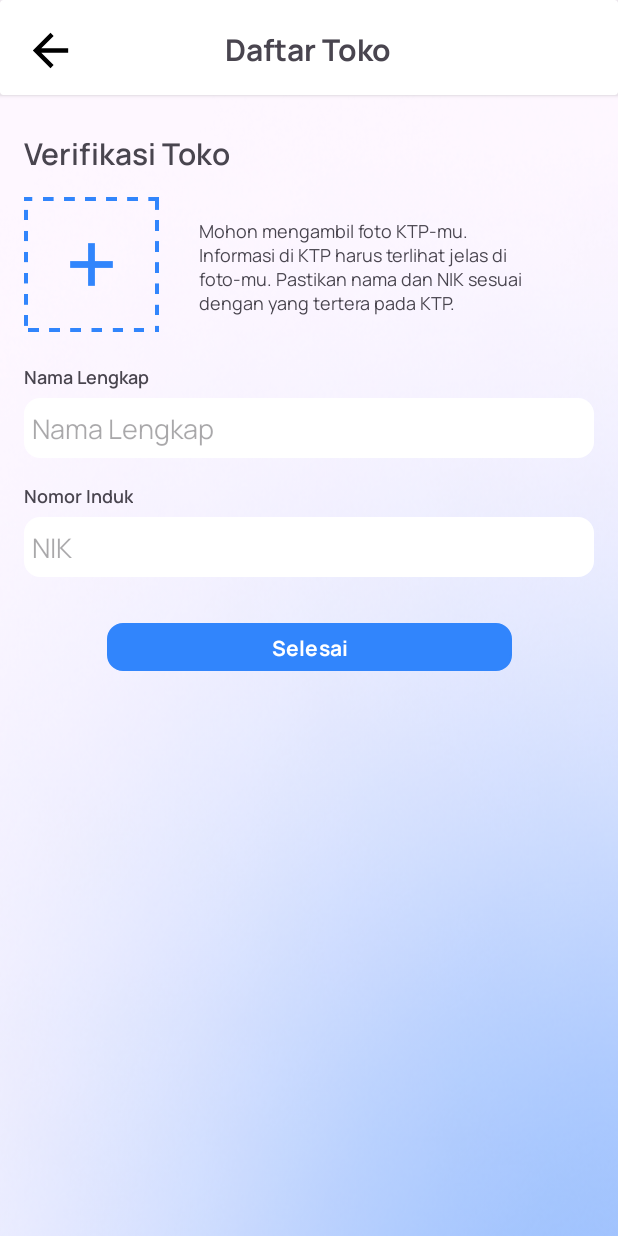
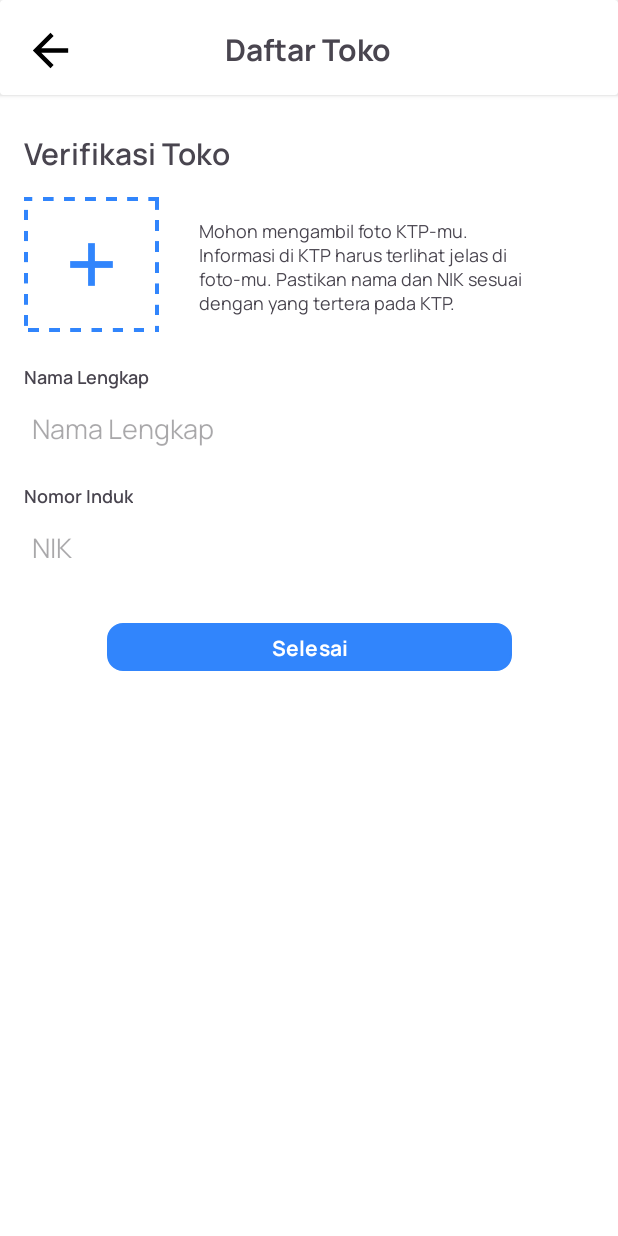
Before and after one commit to YnaStpra/SewaIn, an Android app: the VerfiyTokoActivity screen opened directly, with no data from a screen before it, on a phone screen of 412 x 824 dp. Run offline under Robolectric (Android 15) with nearby library versions, the phone set to English and light mode, and no system bars.

```diff
--- a/app/src/main/res/layout/activity_verfiy_toko.xml
+++ b/app/src/main/res/layout/activity_verfiy_toko.xml
@@ -6,7 +6,7 @@
     android:layout_width="match_parent"
     android:layout_height="match_parent"
     tools:context=".admintoko.VerfiyTokoActivity"
-    android:background="@drawable/background">
+    android:background="@color/white">
 
     <androidx.cardview.widget.CardView
         android:id="@+id/cardView"
```
